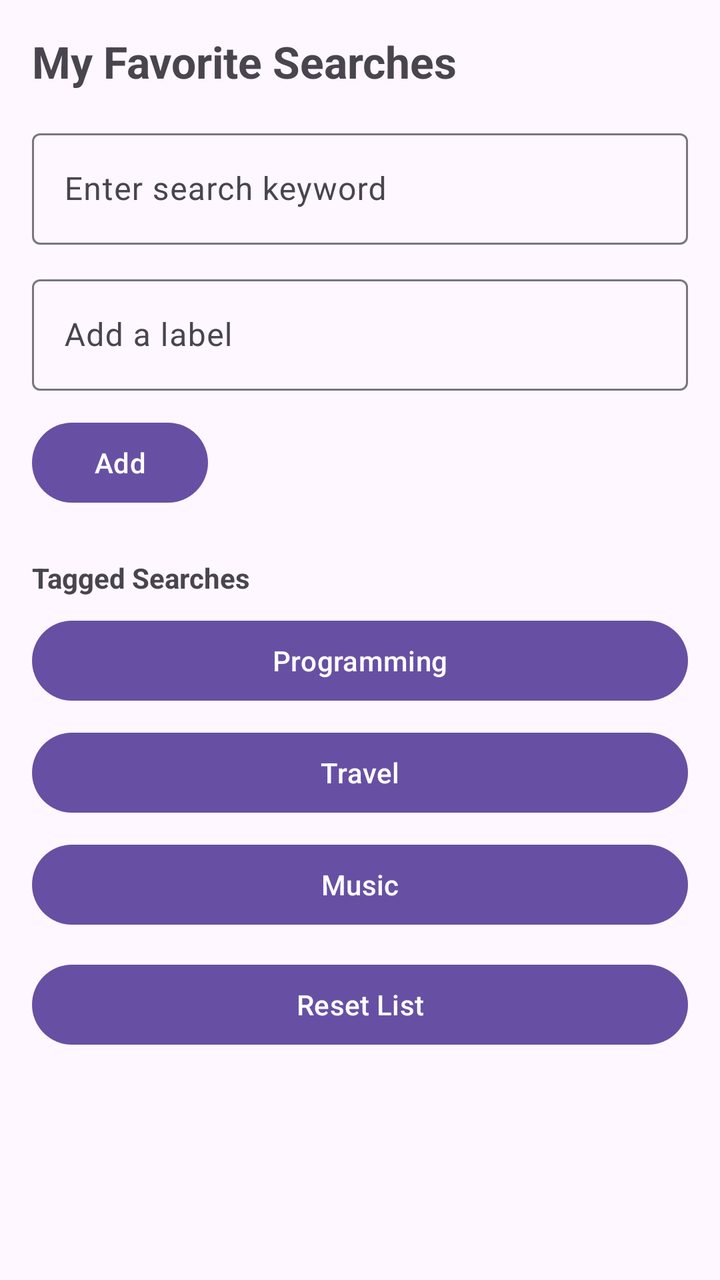
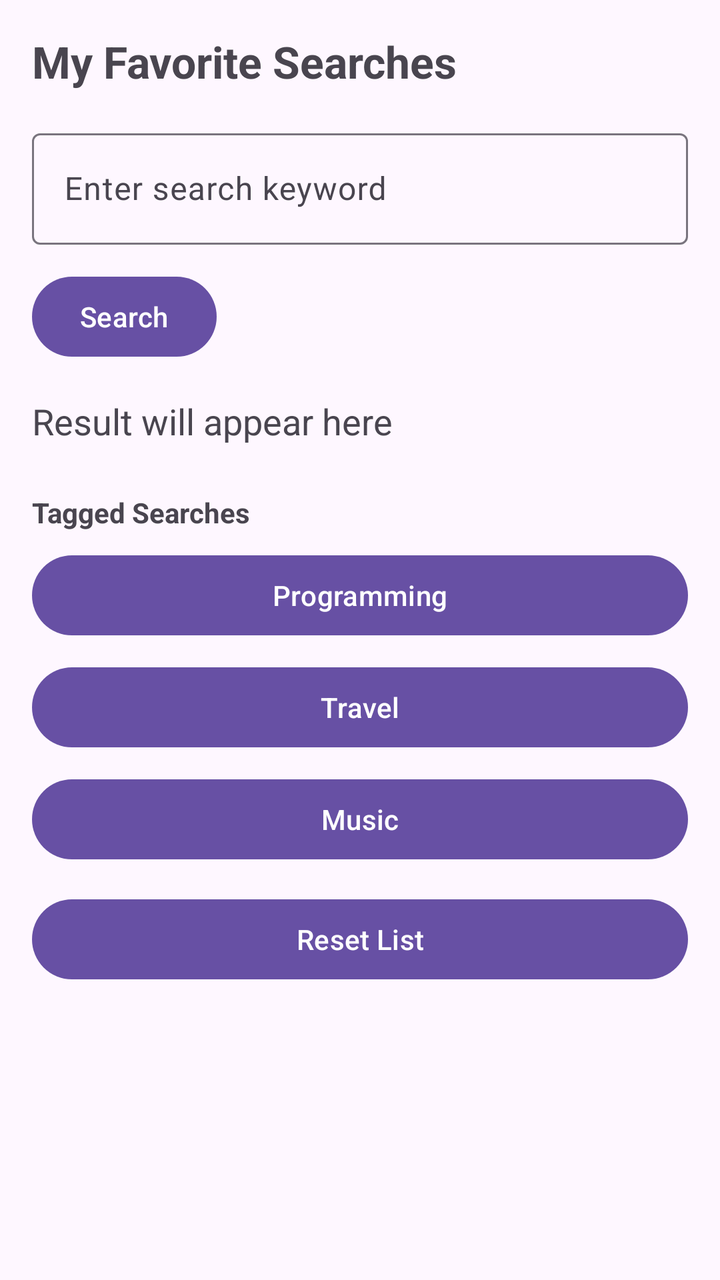

The first picture is an Android layout as it rendered before a commit; the second is the same layout after the commit. The layout source and the unified diff follow.
<!-- AndroidManifest.xml: application theme Theme.FavoriteSearchApp -->
<!-- res/layout/activity_main.xml -->
<?xml version="1.0" encoding="utf-8"?>
<ScrollView xmlns:android="http://schemas.android.com/apk/res/android"
    xmlns:app="http://schemas.android.com/apk/res-auto"
    android:layout_width="match_parent"
    android:layout_height="match_parent"
    android:padding="16dp">

    <LinearLayout
        android:layout_width="match_parent"
        android:layout_height="wrap_content"
        android:orientation="vertical">

        <TextView
            android:layout_width="match_parent"
            android:layout_height="wrap_content"
            android:text="My Favorite Searches"
            android:textSize="22sp"
            android:textStyle="bold"
            android:paddingBottom="16dp"/>

        <com.google.android.material.textfield.TextInputLayout
            android:layout_width="match_parent"
            android:layout_height="wrap_content">

            <com.google.android.material.textfield.TextInputEditText
                android:layout_width="match_parent"
                android:layout_height="wrap_content"
                android:hint="Enter search keyword"/>
        </com.google.android.material.textfield.TextInputLayout>

        <com.google.android.material.textfield.TextInputLayout
            android:layout_width="match_parent"
            android:layout_height="wrap_content"
            android:layout_marginTop="12dp">

            <com.google.android.material.textfield.TextInputEditText
                android:layout_width="match_parent"
                android:layout_height="wrap_content"
                android:hint="Add a label"/>
        </com.google.android.material.textfield.TextInputLayout>

        <com.google.android.material.button.MaterialButton
            android:layout_width="wrap_content"
            android:layout_height="wrap_content"
            android:text="Add"
            android:layout_marginTop="12dp"/>

        <TextView
            android:layout_width="match_parent"
            android:layout_height="wrap_content"
            android:text="Tagged Searches"
            android:textStyle="bold"
            android:layout_marginTop="24dp"/>

        <com.google.android.material.button.MaterialButton
            android:layout_width="match_parent"
            android:layout_height="wrap_content"
            android:text="Programming"
            android:layout_marginTop="8dp"/>

        <com.google.android.material.button.MaterialButton
            android:layout_width="match_parent"
            android:layout_height="wrap_content"
            android:text="Travel"
            android:layout_marginTop="8dp"/>

        <com.google.android.material.button.MaterialButton
            android:layout_width="match_parent"
            android:layout_height="wrap_content"
            android:text="Music"
            android:layout_marginTop="8dp"/>

        <com.google.android.material.button.MaterialButton
            android:layout_width="match_parent"
            android:layout_height="wrap_content"
            android:text="Reset List"
            android:layout_marginTop="12dp"/>

    </LinearLayout>

</ScrollView>
<!-- resources referenced by this layout -->
<resources>
  <style name="Theme.FavoriteSearchApp" parent="Base.Theme.FavoriteSearchApp" />
  <style name="Base.Theme.FavoriteSearchApp" parent="Theme.Material3.DayNight.NoActionBar">
          
          
      </style>
</resources>

<!-- the commit's change to res/layout/activity_main.xml (unified diff, before → after) -->
@@ -23,27 +23,26 @@
             android:layout_height="wrap_content">
 
             <com.google.android.material.textfield.TextInputEditText
+                android:id="@+id/editSearch"
                 android:layout_width="match_parent"
                 android:layout_height="wrap_content"
                 android:hint="Enter search keyword"/>
         </com.google.android.material.textfield.TextInputLayout>
 
-        <com.google.android.material.textfield.TextInputLayout
+        <com.google.android.material.button.MaterialButton
+            android:id="@+id/btnSearch"
+            android:layout_width="wrap_content"
+            android:layout_height="wrap_content"
+            android:text="Search"
+            android:layout_marginTop="12dp"/>
+
+        <TextView
+            android:id="@+id/txtResult"
             android:layout_width="match_parent"
             android:layout_height="wrap_content"
-            android:layout_marginTop="12dp">
-
-            <com.google.android.material.textfield.TextInputEditText
-                android:layout_width="match_parent"
-                android:layout_height="wrap_content"
-                android:hint="Add a label"/>
-        </com.google.android.material.textfield.TextInputLayout>
-
-        <com.google.android.material.button.MaterialButton
-            android:layout_width="wrap_content"
-            android:layout_height="wrap_content"
-            android:text="Add"
-            android:layout_marginTop="12dp"/>
+            android:text="Result will appear here"
+            android:textSize="18sp"
+            android:layout_marginTop="16dp"/>
 
         <TextView
             android:layout_width="match_parent"
@@ -53,24 +52,28 @@
             android:layout_marginTop="24dp"/>
 
         <com.google.android.material.button.MaterialButton
+            android:id="@+id/btnProgramming"
             android:layout_width="match_parent"
             android:layout_height="wrap_content"
             android:text="Programming"
             android:layout_marginTop="8dp"/>
 
         <com.google.android.material.button.MaterialButton
+            android:id="@+id/btnTravel"
             android:layout_width="match_parent"
             android:layout_height="wrap_content"
             android:text="Travel"
             android:layout_marginTop="8dp"/>
 
         <com.google.android.material.button.MaterialButton
+            android:id="@+id/btnMusic"
             android:layout_width="match_parent"
             android:layout_height="wrap_content"
             android:text="Music"
             android:layout_marginTop="8dp"/>
 
         <com.google.android.material.button.MaterialButton
+            android:id="@+id/btnReset"
             android:layout_width="match_parent"
             android:layout_height="wrap_content"
             android:text="Reset List"
